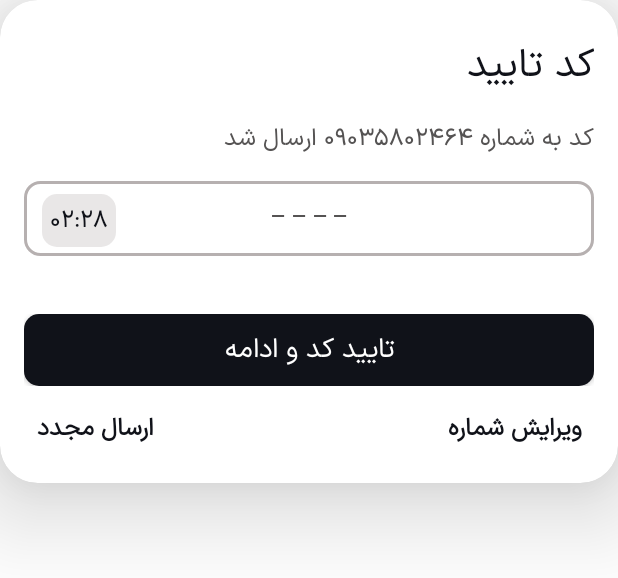
After one commit to alirezaahmadi056/FrenchPastry, an Android app: the layout custom_dialog_login.xml on its own in the app's theme, with its tools: preview values and no code run, on a phone screen of 412 x 824 dp. The commit adds this screen. Shown: the top 578 px of the screen. Run offline under Robolectric (Android 15) with nearby library versions, the phone set to English and light mode, and no system bars.

Commit message:
create custom button and start dialog

```diff
--- a/app/src/main/java/info/alirezaahmadi/frenchpastry/mvp/ext/ActivityUtilities.kt
+++ b/app/src/main/java/info/alirezaahmadi/frenchpastry/mvp/ext/ActivityUtilities.kt
@@ -10,4 +10,8 @@ interface ActivityUtils {
 
     fun finishedAffinity() {}
 
+    fun showToast(){}
+
+    fun showSnackBar(){}
+
 }
--- a/app/src/main/java/info/alirezaahmadi/frenchpastry/mvp/view/ViewLoginActivity.kt
+++ b/app/src/main/java/info/alirezaahmadi/frenchpastry/mvp/view/ViewLoginActivity.kt
@@ -1,10 +1,12 @@
 package info.alirezaahmadi.frenchpastry.mvp.view
 
 import android.content.Context
+import android.util.Log
 import android.view.LayoutInflater
 import android.widget.FrameLayout
+import android.widget.Toast
+import com.google.android.material.snackbar.Snackbar
 import info.alirezaahmadi.frenchpastry.databinding.ActivityLoginBinding
-import kotlinx.coroutines.newFixedThreadPoolContext
 
 class ViewLoginActivity(
     contextInstance: Context
@@ -13,6 +15,42 @@ class ViewLoginActivity(
     val binding = ActivityLoginBinding.inflate(LayoutInflater.from(context))
 
     fun test() {
+        binding.btnLogin.setOnClickListener {
+
+            val number = binding.inputTextPhone.getText()
+            val check = number.matches(Regex("(\\+98|0)?9\\d{9}"))
+
+            Toast.makeText(context, "test true...", Toast.LENGTH_SHORT).show()
+            Snackbar.make(binding.root, "$check", Snackbar.LENGTH_SHORT).show()
+
+        }
+    }
+
+    fun pressedSendCode() {
+
+        binding.btnLogin.setOnClickListener {
+
+            val number = binding.inputTextPhone.getText()
+
+        }
+
+    }
+
+    private fun numberValidation(number: String): Boolean {
+
+        if (number.isEmpty()) {
+            binding.inputTextPhone.setError("شماره خود را وارد کنید")
+            return false
+        }
+
+        if (number.length < 11) {
+            binding.inputTextPhone.setError("شماره را صحیح وارد کنید")
+            return false
+        }
+
+        val test = number.matches(Regex("(\\+98|0)?9\\d{9}"))
+
+        return true
 
     }
 
--- /dev/null
+++ b/app/src/main/java/info/alirezaahmadi/frenchpastry/ui/customView/CustomButton.kt
@@ -0,0 +1,44 @@
+package info.alirezaahmadi.frenchpastry.ui.customView
+
+import android.content.Context
+import android.graphics.Color
+import android.util.AttributeSet
+import android.view.LayoutInflater
+import android.widget.FrameLayout
+import info.alirezaahmadi.frenchpastry.R
+import info.alirezaahmadi.frenchpastry.databinding.CustomButtonBinding
+
+class CustomButton(
+    context: Context,
+    attrs: AttributeSet
+) : FrameLayout(context, attrs) {
+
+    private val binding =
+        CustomButtonBinding.inflate(LayoutInflater.from(context))
+
+    init {
+
+        addView(binding.root)
+
+        initialize(attrs)
+
+    }
+
+    private fun initialize(attrs: AttributeSet) {
+
+        val typeArray = context.obtainStyledAttributes(attrs, R.styleable.CustomButton)
+
+        val text = typeArray.getString(R.styleable.CustomButton_buttonText)
+        val white = typeArray.getBoolean(R.styleable.CustomButton_buttonWhite, false)
+
+        binding.button.text = text
+        if (white) {
+            binding.button.setBackgroundResource(R.drawable.back_button_white)
+            binding.button.setTextColor(Color.parseColor("#101219"))
+        }
+
+        typeArray.recycle()
+
+    }
+
+}
--- /dev/null
+++ b/app/src/main/java/info/alirezaahmadi/frenchpastry/ui/customView/CustomDialogLogin.kt
@@ -0,0 +1,29 @@
+package info.alirezaahmadi.frenchpastry.ui.customView
+
+import android.content.Context
+import android.util.AttributeSet
+import android.view.LayoutInflater
+import android.widget.FrameLayout
+import info.alirezaahmadi.frenchpastry.databinding.CustomDialogLoginBinding
+
+class CustomDialogLogin(
+    context: Context,
+    attrs: AttributeSet
+) : FrameLayout(context, attrs) {
+
+    private val binding =
+        CustomDialogLoginBinding.inflate(LayoutInflater.from(context))
+
+    init {
+
+        addView(binding.root)
+
+        initialize(attrs)
+
+    }
+
+    private fun initialize(attrs: AttributeSet) {
+
+    }
+
+}
--- /dev/null
+++ b/app/src/main/res/drawable/back_button_white.xml
@@ -0,0 +1,9 @@
+<?xml version="1.0" encoding="utf-8"?>
+<selector xmlns:android="http://schemas.android.com/apk/res/android">
+
+    <item android:state_pressed="true"
+        android:drawable="@drawable/button_pressed_white" />
+
+    <item android:drawable="@drawable/button_normal_white" />
+
+</selector>
--- a/app/src/main/res/drawable/button_pressed_black.xml
+++ b/app/src/main/res/drawable/back_text_time.xml
@@ -1,8 +1,8 @@
 <?xml version="1.0" encoding="utf-8"?>
 <shape xmlns:android="http://schemas.android.com/apk/res/android">
 
-    <solid android:color="@color/black900"/>
+    <solid android:color="@color/color_back_text_time"/>
 
-    <corners android:radius="12dp" />
+    <corners android:radius="10dp"/>
 
 </shape>
--- a/app/src/main/res/drawable/button_normal_black.xml
+++ b/app/src/main/res/drawable/button_normal_black.xml
@@ -3,6 +3,6 @@
 
     <solid android:color="@color/black_main" />
 
-    <corners android:radius="12dp" />
+    <corners android:radius="10dp" />
 
 </shape>
--- /dev/null
+++ b/app/src/main/res/drawable/button_normal_white.xml
@@ -0,0 +1,12 @@
+<?xml version="1.0" encoding="utf-8"?>
+<shape xmlns:android="http://schemas.android.com/apk/res/android">
+
+    <solid android:color="@color/white_main"/>
+
+    <stroke
+        android:width="2dp"
+        android:color="@color/gray_main"/>
+
+    <corners android:radius="10dp"/>
+
+</shape>
--- /dev/null
+++ b/app/src/main/res/drawable/button_pressed_white.xml
@@ -0,0 +1,12 @@
+<?xml version="1.0" encoding="utf-8"?>
+<shape xmlns:android="http://schemas.android.com/apk/res/android">
+
+    <solid android:color="#1AB6B0B0"/>
+
+    <stroke
+        android:width="2dp"
+        android:color="@color/gray_main"/>
+
+    <corners android:radius="10dp"/>
+
+</shape>
--- a/app/src/main/res/layout/activity_login.xml
+++ b/app/src/main/res/layout/activity_login.xml
@@ -63,16 +63,11 @@
         app:layout_constraintEnd_toEndOf="@+id/txtFrenchPastry"
         app:layout_constraintTop_toBottomOf="@+id/txtFrenchPastry"/>
 
-    <androidx.appcompat.widget.AppCompatButton
+    <info.alirezaahmadi.frenchpastry.ui.customView.CustomButton
         android:id="@+id/btnLogin"
         android:layout_width="wrap_content"
         android:layout_height="wrap_content"
-        android:paddingVertical="8dp"
-        android:paddingHorizontal="20dp"
-        android:textColor="@color/white_main"
-        android:text="@string/send_code"
-        android:background="@drawable/back_button_black"
-        android:textSize="@dimen/button_normal_size"
+        app:buttonText="@string/send_code"
         app:layout_constraintEnd_toEndOf="@+id/inputTextPhone"
         app:layout_constraintTop_toBottomOf="@+id/inputTextPhone" />
 
--- /dev/null
+++ b/app/src/main/res/layout/custom_button.xml
@@ -0,0 +1,13 @@
+<?xml version="1.0" encoding="utf-8"?>
+<androidx.appcompat.widget.AppCompatButton xmlns:android="http://schemas.android.com/apk/res/android"
+    xmlns:app="http://schemas.android.com/apk/res-auto"
+    xmlns:tools="http://schemas.android.com/tools"
+    android:id="@+id/button"
+    android:background="@drawable/back_button_black"
+    android:paddingHorizontal="20dp"
+    android:paddingVertical="8dp"
+    tools:text="متن نمونه آزمایشی"
+    android:textColor="@color/white_main"
+    android:textSize="@dimen/button_normal_size"
+    android:layout_width="wrap_content"
+    android:layout_height="wrap_content" />
--- /dev/null
+++ b/app/src/main/res/layout/custom_dialog_login.xml
@@ -0,0 +1,106 @@
+<?xml version="1.0" encoding="utf-8"?>
+<androidx.cardview.widget.CardView
+    xmlns:android="http://schemas.android.com/apk/res/android"
+    xmlns:app="http://schemas.android.com/apk/res-auto"
+    xmlns:tools="http://schemas.android.com/tools"
+    app:cardCornerRadius="25dp"
+    app:cardElevation="40dp"
+    android:layout_width="match_parent"
+    android:layout_height="wrap_content">
+
+    <androidx.constraintlayout.widget.ConstraintLayout
+        android:layout_width="match_parent"
+        android:layout_height="wrap_content">
+
+        <TextView
+            android:id="@+id/textView"
+            android:layout_width="wrap_content"
+            android:layout_height="wrap_content"
+            android:layout_marginTop="24dp"
+            android:layout_marginEnd="16dp"
+            android:text="@string/code_login"
+            android:textColor="@color/color_text_black"
+            android:textSize="@dimen/heading_large_size"
+            app:layout_constraintEnd_toEndOf="parent"
+            app:layout_constraintTop_toTopOf="parent" />
+
+        <TextView
+            android:id="@+id/txtShowNumber"
+            android:layout_width="wrap_content"
+            android:layout_height="wrap_content"
+            android:layout_marginTop="16dp"
+            tools:text="کد به شماره 09035802464 ارسال شد"
+            android:textSize="@dimen/text_small_size"
+            android:textColor="@color/color_text_gray"
+            app:layout_constraintEnd_toEndOf="@+id/textView"
+            app:layout_constraintTop_toBottomOf="@+id/textView" />
+
+        <info.alirezaahmadi.frenchpastry.ui.customView.CustomEditText
+            android:id="@+id/edtEnterCode"
+            android:layout_width="0dp"
+            android:layout_height="wrap_content"
+            android:layout_marginStart="16dp"
+            android:layout_marginEnd="16dp"
+            app:centerGravity="true"
+            app:rtlSupport="true"
+            app:hintText="_ _ _ _"
+            app:layout_constraintEnd_toEndOf="parent"
+            app:layout_constraintStart_toStartOf="parent"
+            app:layout_constraintTop_toBottomOf="@+id/txtShowNumber" />
+
+        <TextView
+            android:id="@+id/txtTime"
+            android:layout_width="wrap_content"
+            android:layout_height="wrap_content"
+            android:layout_marginStart="12dp"
+            android:background="@drawable/back_text_time"
+            android:padding="5dp"
+            android:textSize="@dimen/text_small_size"
+            android:textColor="@color/color_text_black"
+            tools:text="02:28"
+            app:layout_constraintBottom_toBottomOf="@+id/edtEnterCode"
+            app:layout_constraintStart_toStartOf="@+id/edtEnterCode"
+            app:layout_constraintTop_toTopOf="@+id/edtEnterCode"
+            app:layout_constraintVertical_bias="0.46" />
+
+        <info.alirezaahmadi.frenchpastry.ui.customView.CustomButton
+            android:id="@+id/btnConfirm"
+            android:layout_width="0dp"
+            android:layout_height="wrap_content"
+            android:layout_marginTop="16dp"
+            app:buttonText="@string/confirm_code"
+            app:layout_constraintEnd_toEndOf="@+id/edtEnterCode"
+            app:layout_constraintStart_toStartOf="@+id/edtEnterCode"
+            app:layout_constraintTop_toBottomOf="@+id/edtEnterCode" />
+
+        <TextView
+            android:id="@+id/txtEditPhone"
+            android:layout_width="wrap_content"
+            android:layout_height="wrap_content"
+            android:layout_marginTop="16dp"
+            android:layout_marginEnd="8dp"
+            android:layout_marginBottom="24dp"
+            android:text="@string/edit_phone"
+            android:textColor="@color/color_text_black"
+            android:textSize="@dimen/button_small_size"
+            android:textStyle="bold"
+            app:layout_constraintBottom_toBottomOf="parent"
+            app:layout_constraintEnd_toEndOf="@+id/btnConfirm"
+            app:layout_constraintTop_toBottomOf="@+id/btnConfirm" />
+
+        <TextView
+            android:id="@+id/txtResend"
+            android:layout_width="wrap_content"
+            android:layout_height="wrap_content"
+            android:layout_marginStart="8dp"
+            android:text="@string/resend_code"
+            android:textColor="@color/color_text_black"
+            android:textSize="@dimen/button_small_size"
+            android:textStyle="bold"
+            app:layout_constraintBottom_toBottomOf="@+id/txtEditPhone"
+            app:layout_constraintStart_toStartOf="@+id/btnConfirm"
+            app:layout_constraintTop_toTopOf="@+id/txtEditPhone" />
+
+    </androidx.constraintlayout.widget.ConstraintLayout>
+
+</androidx.cardview.widget.CardView>
--- a/app/src/main/res/values/attrs.xml
+++ b/app/src/main/res/values/attrs.xml
@@ -9,4 +9,9 @@
         <attr name="centerGravity" format="boolean"/>
     </declare-styleable>
 
+    <declare-styleable name="CustomButton">
+        <attr name="buttonText" format="string"/>
+        <attr name="buttonWhite" format="boolean"/>
+    </declare-styleable>
+
 </resources>
--- a/app/src/main/res/values/colors.xml
+++ b/app/src/main/res/values/colors.xml
@@ -6,12 +6,15 @@
     <color name="red_main">#CF3C3C</color>
     <color name="green_main">#24A751</color>
     <color name="gray_main">#555353</color>
+    <color name="color_gray_100">#4CB6B0B0</color>
+    <color name="color_gray_200">#B6B0B0</color>
     <color name="yellow_main">#FFC700</color>
     <color name="purple_main">#F0F3FF</color>
 
     <color name="color_text_gray">@color/gray_main</color>
     <color name="color_text_black">@color/black_main</color>
-    <color name="color_edit_text_stroke">#B6B0B0</color>
+    <color name="color_edit_text_stroke">@color/color_gray_200</color>
+    <color name="color_back_text_time">@color/color_gray_100</color>
 
     <color name="primary_color">@color/black_main</color>
     <color name="primary_color_variant">@color/black_main</color>
--- a/app/src/main/res/values/strings.xml
+++ b/app/src/main/res/values/strings.xml
@@ -6,4 +6,8 @@
     <string name="login_to_app">ورود به برنامه</string>
     <string name="french_pastry">شیرینی فرانسوی</string>
     <string name="send_code">ارسال کد تایید</string>
+    <string name="code_login">کد تایید</string>
+    <string name="confirm_code">تایید کد و ادامه</string>
+    <string name="edit_phone">ویرایش شماره</string>
+    <string name="resend_code">ارسال مجدد</string>
 </resources>
```
